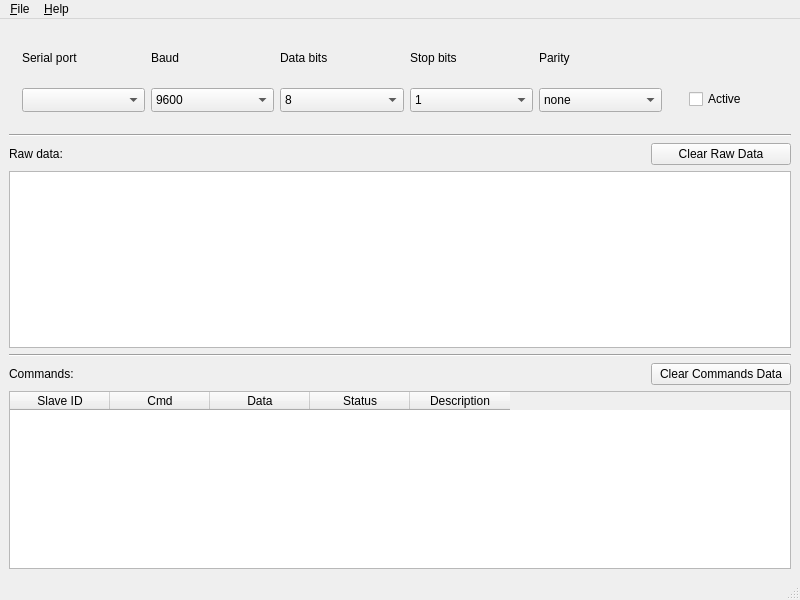
Old version of the form mbSniffer/mainwindow.ui in the repository egonza1661/mbSniffer.
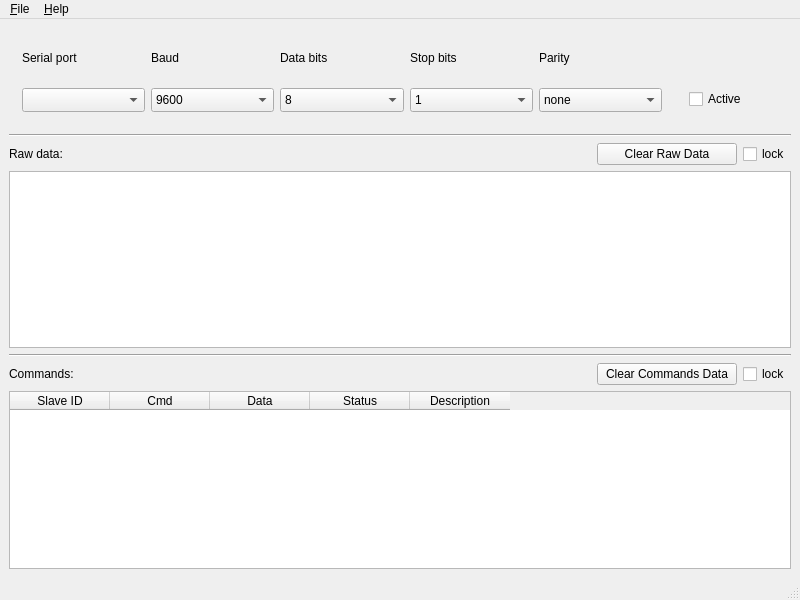
New version of the form. Icons and pictures are not drawn.

Commit message: Added scrolling window control

What changed in the file:
```diff
--- a/mbSniffer/mainwindow.ui
+++ b/mbSniffer/mainwindow.ui
@@ -280,6 +280,13 @@
         </property>
        </widget>
       </item>
+      <item>
+       <widget class="QCheckBox" name="chkLockRaw">
+        <property name="text">
+         <string>lock</string>
+        </property>
+       </widget>
+      </item>
      </layout>
     </item>
     <item>
@@ -327,6 +334,13 @@
         </property>
        </widget>
       </item>
+      <item>
+       <widget class="QCheckBox" name="chkLockCmds">
+        <property name="text">
+         <string>lock</string>
+        </property>
+       </widget>
+      </item>
      </layout>
     </item>
     <item>
```
Left out of the diff: 6 changed lines with no effect on the pictures. The commit also changes 1 other file.
